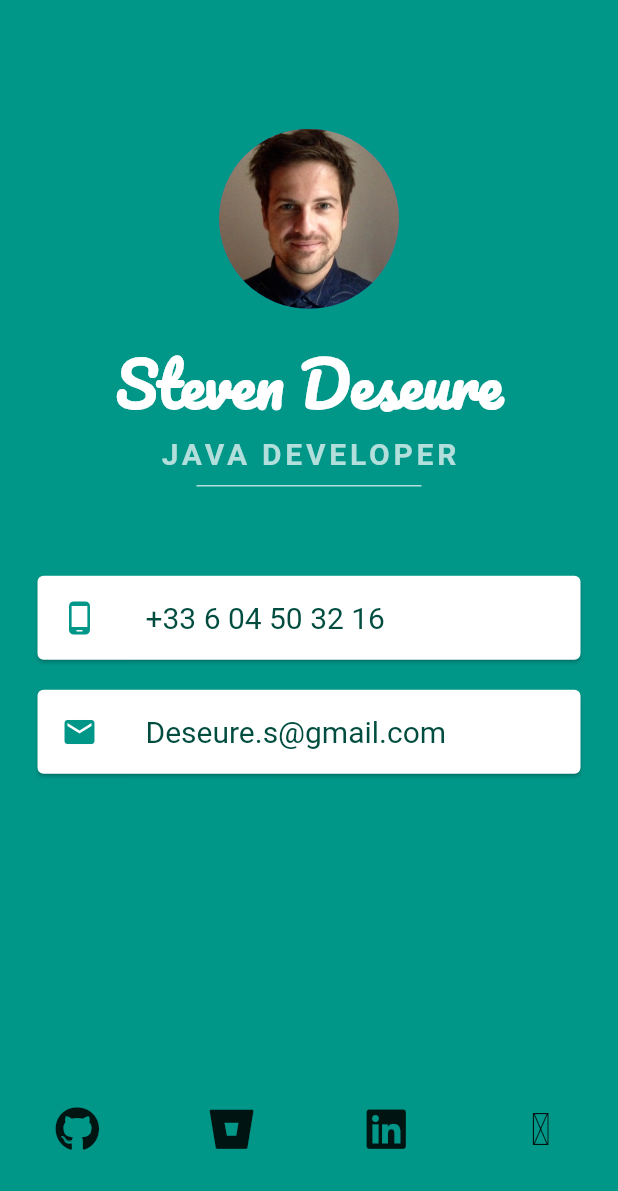
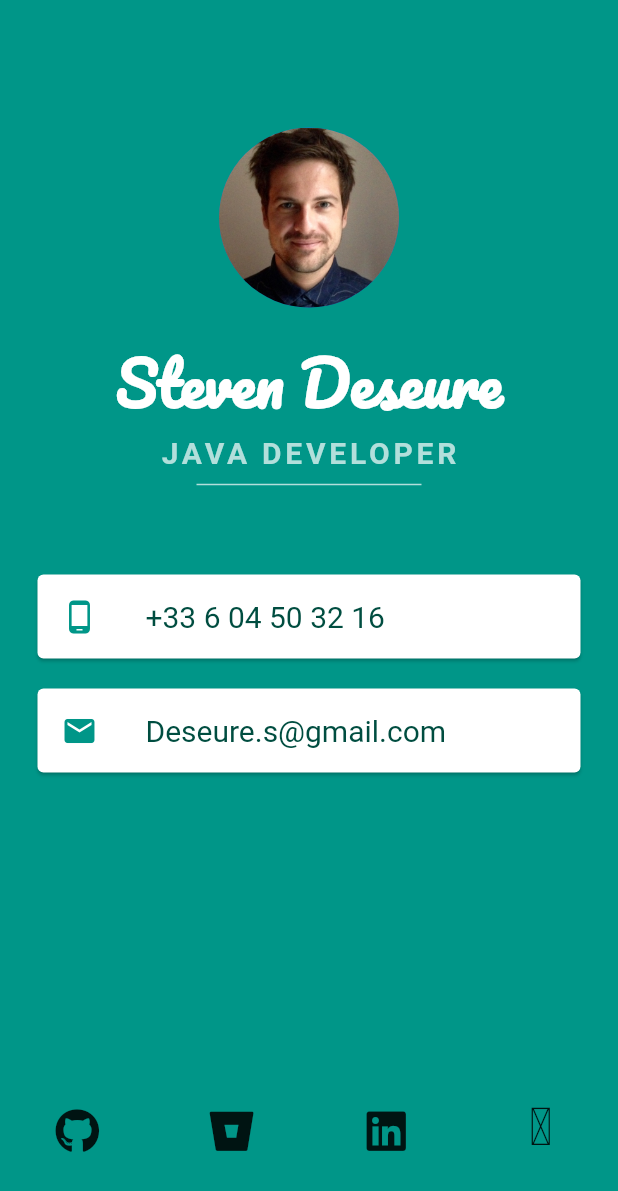
Before and after one commit to ExileNoir/business_card_app, a Flutter app: the screen it shows after launch, on a phone screen of 412 x 824 dp. Shown: the top 1191 px of the screen. Run offline on Flutter 3.47's test engine with Material 2 defaults, Android fonts, the phone set to English and light mode, and no system bars; our stand-ins replace flutter_svg, font_awesome_flutter; missing offline and left inert: flutter_pdfview; Roboto replaces fonts that are missing (Source Sans Pro).

Commit message:
IconSizeAdjustement

```diff
--- a/lib/icons/cv_one_icons.dart
+++ b/lib/icons/cv_one_icons.dart
@@ -21,5 +21,6 @@ class CvOne {
   static const _kFontFam = 'CvOne';
   static const _kFontPkg = null;
 
-  static const IconData curriculum_vitae__4_ = IconData(0xe800, fontFamily: _kFontFam, fontPackage: _kFontPkg);
+  static const IconData curriculum_vitae__4_ =
+      IconData(0xe800, fontFamily: _kFontFam, fontPackage: _kFontPkg);
 }
--- a/lib/view/my_page.dart
+++ b/lib/view/my_page.dart
@@ -161,7 +161,8 @@ class _MyPageState extends State<MyPage> {
                           color: Colors.teal,
                           cardChild: Icon(
                             CvOne.curriculum_vitae__4_,
-                            size: 30,
+                            // FontAwesomeIcons.solidFilePdf,
+                            size: 35,
                           ),
                         ),
                       ),
```
